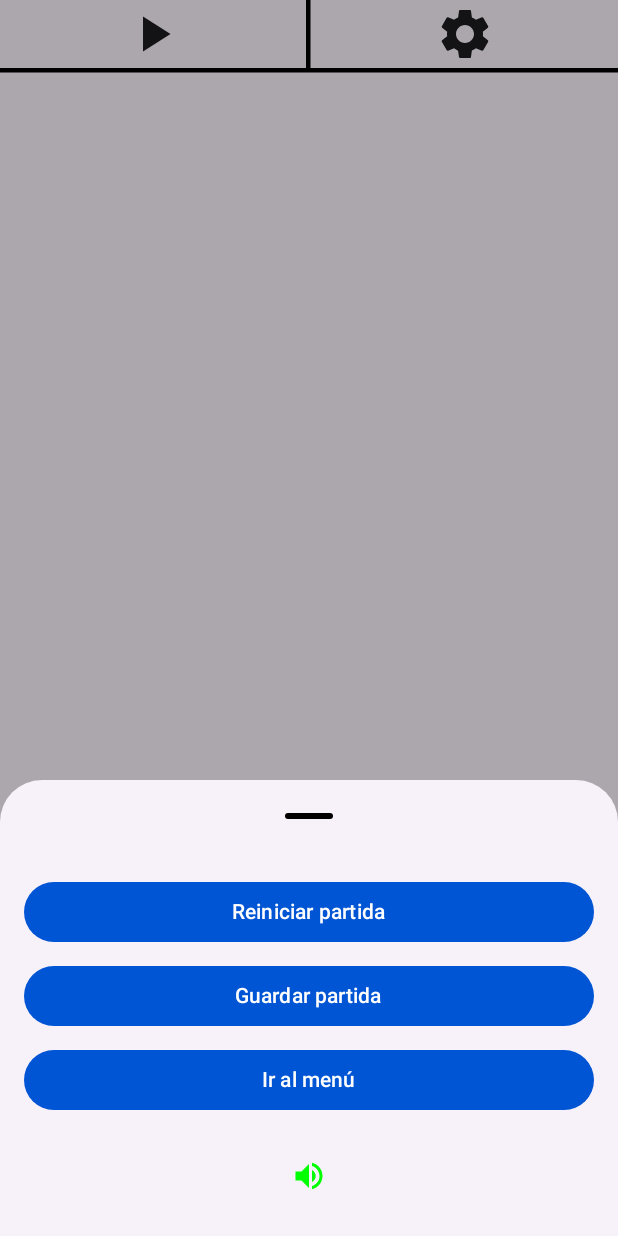
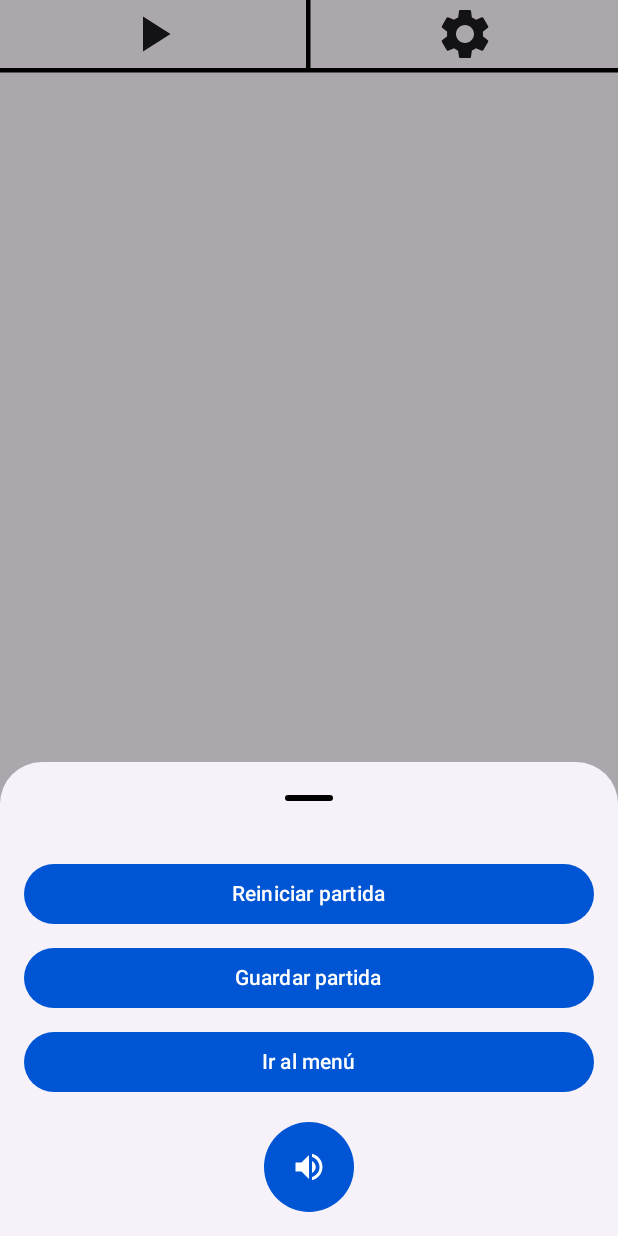
Before and after one commit to PernasA/MultiplayerClock, an Android app built with Jetpack Compose: the GamePage screen opened through its navigation route, after a tap on "Configuración", on a phone screen of 412 x 824 dp. Run offline under Robolectric (Android 15) with nearby library versions, the light colour scheme and no system bars; libraries missing offline, so code that uses them is left out: nl.dionsegijn.konfetti.

Commit message:
Adding sounds and adding confetti to the gamePage. Everything is working fine

```diff
--- a/androidApp/build.gradle.kts
+++ b/androidApp/build.gradle.kts
@@ -52,5 +52,5 @@ dependencies {
     debugImplementation(libs.compose.ui.tooling)
     implementation(libs.gson)
     implementation(libs.material.icons.extended)
-
+    implementation(libs.konfetti)
 }
--- a/androidApp/src/main/java/com/pernasA/multiplayerClocks/android/view/GamePage.kt
+++ b/androidApp/src/main/java/com/pernasA/multiplayerClocks/android/view/GamePage.kt
@@ -1,5 +1,6 @@
 package com.pernasA.multiplayerClocks.android.view
 
+import androidx.compose.foundation.background
 import androidx.compose.foundation.clickable
 import androidx.compose.foundation.layout.Arrangement
 import androidx.compose.foundation.layout.Box
@@ -17,6 +18,7 @@ import androidx.compose.foundation.layout.size
 import androidx.compose.foundation.lazy.LazyColumn
 import androidx.compose.foundation.lazy.grid.GridCells
 import androidx.compose.foundation.lazy.grid.LazyVerticalGrid
+import androidx.compose.foundation.shape.CircleShape
 
 import androidx.compose.material.icons.Icons
 import androidx.compose.material.icons.automirrored.filled.VolumeOff
@@ -52,7 +54,12 @@ import androidx.compose.ui.tooling.preview.Preview
 import androidx.compose.ui.unit.dp
 
 import com.pernasA.multiplayerClocks.android.models.Player
+import com.pernasA.multiplayerClocks.android.utils.ButtonPrimary
 import com.pernasA.multiplayerClocks.android.viewModel.SharedViewModel
+import nl.dionsegijn.konfetti.compose.KonfettiView
+import nl.dionsegijn.konfetti.core.Party
+import nl.dionsegijn.konfetti.core.emitter.Emitter
+import java.util.concurrent.TimeUnit
 
 @Composable
 fun GamePage(viewModel: SharedViewModel) {
@@ -117,9 +124,12 @@ fun GamePage(viewModel: SharedViewModel) {
                 }
             }
 
+            val konfettiController = remember { mutableStateOf(false) }
+
             if (showGameOverDialog.value) {
                 if (remainingPlayers == 2) {
                     viewModel.getSoundsController().playYouWinGameSound()
+                    konfettiController.value = true
                     // Caso donde solo quedan 2 jugadores y uno pierde
                     AlertDialog(
                         onDismissRequest = {},
@@ -128,6 +138,7 @@ fun GamePage(viewModel: SharedViewModel) {
                                 "¡¡El ganador es ${players[(viewModel.currentPlayerIndex+1)%2].name}!!") },
                         confirmButton = {
                             Button(onClick = {
+                                konfettiController.value = false
                                 viewModel.getSoundsController().playButtonTickSound()
                                 viewModel.endGame()
                             }) {
@@ -161,6 +172,28 @@ fun GamePage(viewModel: SharedViewModel) {
                     )
                 }
             }
+
+            if (konfettiController.value) {
+                KonfettiView(
+                    modifier = Modifier.fillMaxSize(),
+                    parties = listOf(
+                        Party(
+                            speed = 10f,
+                            maxSpeed = 30f,
+                            damping = 0.9f,
+                            angle = 270,
+                            spread = 90,
+                            shapes = listOf(
+                                nl.dionsegijn.konfetti.core.models.Shape.Circle,
+                                nl.dionsegijn.konfetti.core.models.Shape.Square
+                            ),
+                            timeToLive = 3000L,
+                            emitter = Emitter(duration = 3, TimeUnit.SECONDS)
+                                .perSecond(100)
+                        )
+                    )
+                )
+            }
         }
     )
 }
@@ -186,7 +219,10 @@ fun GamePageToolbar(viewModel: SharedViewModel) {
                 modifier = Modifier
                     .weight(1f)
                     .fillMaxHeight()
-                    .clickable { viewModel.togglePauseResume() },
+                    .clickable {
+                        viewModel.getSoundsController().playPauseOrPlaySound()
+                        viewModel.togglePauseResume()
+                               },
                 contentAlignment = Alignment.Center
             ) {
                 Icon(
@@ -205,6 +241,7 @@ fun GamePageToolbar(viewModel: SharedViewModel) {
                     .fillMaxHeight()
                     .clickable {
                         viewModel.togglePause()
+                        viewModel.getSoundsController().playConfigurationMenuSound()
                         showSettingsDialog.value = true
                     },
                 contentAlignment = Alignment.Center
@@ -283,14 +320,22 @@ private fun ConfigurationModal(
 
             Spacer(modifier = Modifier.height(16.dp))
 
-            IconButton(onClick = {
-                viewModel.getSoundsController().playButtonTickSound()
-                viewModel.getSoundsController().toggleSound()
-            }) {
-            Icon(
+            IconButton(
+                onClick = {
+                    viewModel.getSoundsController().toggleSound()
+                },
+                modifier = Modifier
+                    .size(60.dp) // Tamaño del icono aumentado
+                    .background(
+                        color = if (soundsEnabled.value) ButtonPrimary else Color.Gray,
+                        shape = CircleShape
+                    )
+                    .padding(10.dp) // Espaciado alrededor del icono
+            ) {
+                Icon(
                     imageVector = if (soundsEnabled.value) Icons.AutoMirrored.Default.VolumeUp else Icons.AutoMirrored.Default.VolumeOff,
                     contentDescription = "Sonido",
-                    tint = if (soundsEnabled.value) Color.Green else Color.Gray
+                    tint = Color.White
                 )
             }
         }
--- a/androidApp/src/main/java/com/pernasA/multiplayerClocks/android/view/HomePage.kt
+++ b/androidApp/src/main/java/com/pernasA/multiplayerClocks/android/view/HomePage.kt
@@ -18,8 +18,12 @@ import androidx.compose.foundation.lazy.LazyColumn
 import androidx.compose.foundation.shape.CircleShape
 import androidx.compose.foundation.shape.RoundedCornerShape
 import androidx.compose.material.icons.Icons
+import androidx.compose.material.icons.automirrored.filled.VolumeOff
+import androidx.compose.material.icons.automirrored.filled.VolumeUp
 import androidx.compose.material.icons.filled.Info
 import androidx.compose.material.icons.filled.Share
+import androidx.compose.material.icons.filled.VolumeOff
+import androidx.compose.material.icons.filled.VolumeUp
 import androidx.compose.material3.CircularProgressIndicator
 import androidx.compose.material3.FilledTonalButton
 import androidx.compose.material3.Icon
@@ -54,6 +58,7 @@ import androidx.compose.ui.window.PopupProperties
 
 import com.pernasA.multiplayerClocks.android.utils.BluePrimary
 import com.pernasA.multiplayerClocks.android.utils.ButtonPrimaryContainer
+import com.pernasA.multiplayerClocks.android.utils.ButtonTertiary
 import com.pernasA.multiplayerClocks.android.utils.Constants.Companion.BUTTON_HOME_TEXT_SIZE
 import com.pernasA.multiplayerClocks.android.utils.Constants.Companion.TITLE_TEXT_SIZE
 import com.pernasA.multiplayerClocks.android.utils.MyClocksAppTheme
@@ -102,7 +107,7 @@ fun HomePage(
                 )
             }
         }
-        ExtendedShareButton(sharedViewModel)
+        ToolsButtonsBottom(sharedViewModel, sharedViewModel.getSoundsController().soundsEnabled)
     }
 }
 
@@ -276,29 +281,55 @@ fun RowRoutesButtons(
 }
 
 @Composable
-fun ExtendedShareButton(sharedViewModel: SharedViewModel) {
+fun ToolsButtonsBottom(sharedViewModel: SharedViewModel, soundsEnabled: MutableState<Boolean>) {
     val context = LocalContext.current
     val shareText = stringResource(id = R.string.button_share_text)
     val whatsappIntent = Intent(Intent.ACTION_VIEW).apply {
         data = Uri.parse("https://api.whatsapp.com/send?text=$shareText") //TODO: CHECKEAR EL LINK A LA PLAY STORE
     }
+
     Box(
         modifier = Modifier
             .fillMaxSize()
             .padding(end = 10.dp),
-        contentAlignment = Alignment.BottomEnd
+        contentAlignment = Alignment.BottomEnd // Botón de WhatsApp en la parte inferior derecha
     ) {
+        // Botón de WhatsApp
         LargeFloatingActionButton(
             onClick = {
                 sharedViewModel.getSoundsController().playButtonTickSound()
                 context.startActivity(whatsappIntent)
-                      },
+            },
             shape = CircleShape,
-            containerColor = ButtonPrimaryContainer,
+            containerColor = ButtonTertiary,
             contentColor = Color.Black,
             modifier = Modifier.size(60.dp)
         ) {
             Icon(Icons.Filled.Share, stringResource(R.string.button_share_description))
+        }
+    }
+
+    // Botón de sonido a la izquierda
+    Box(
+        modifier = Modifier
+            .fillMaxSize()
+            .padding(start = 10.dp, bottom = 10.dp), // Asegúrate de no solaparse con el botón derecho
+        contentAlignment = Alignment.BottomStart // Botón a la izquierda
+    ) {
+        LargeFloatingActionButton(
+            onClick = {
+                sharedViewModel.getSoundsController().toggleSound()
+            },
+            shape = CircleShape,
+            containerColor = ButtonTertiary,
+            contentColor = Color.Black,
+            modifier = Modifier.size(60.dp)
+        ) {
+            Icon(
+                imageVector = if (soundsEnabled.value) Icons.AutoMirrored.Default.VolumeUp else Icons.AutoMirrored.Default.VolumeOff,
+                contentDescription = "Sonido",
+                tint = if (soundsEnabled.value) Color.Green else Color.White
+            )
         }
     }
 }
--- a/androidApp/src/main/java/com/pernasA/multiplayerClocks/android/view/PlayerCard.kt
+++ b/androidApp/src/main/java/com/pernasA/multiplayerClocks/android/view/PlayerCard.kt
@@ -75,9 +75,11 @@ fun PlayerCard(
             .padding(16.dp)
             .width(200.dp)
             .height(140.dp)
-            .clickable(enabled = !gameOver.value) { // Deshabilitar si el juego terminó
+            .clickable(enabled = !gameOver.value) {
                 if (isCurrentPlayer) {
                     if (isRunning.value) {
+                        viewModel.getSoundsController().stopTenSecondsLeftSound()
+                        viewModel.getSoundsController().playChangePlayerSound()
                         viewModel.switchToNextPlayer()
                     } else {
                         coroutineScope.launch {
--- a/androidApp/src/main/java/com/pernasA/multiplayerClocks/android/viewModel/SoundsController.kt
+++ b/androidApp/src/main/java/com/pernasA/multiplayerClocks/android/viewModel/SoundsController.kt
@@ -13,28 +13,34 @@ class SoundsController (application: Application) : AndroidViewModel(application
     private var lessThanTenSecondsClockSound: MediaPlayer? = null
     private var youLoseGameSound: MediaPlayer? = null
     private var youWinGameSound: MediaPlayer? = null
+    private var configurationMenuSound: MediaPlayer? = null
+    private var pauseOrPlaySound: MediaPlayer? = null
 
     var soundsEnabled = mutableStateOf(true)
 
     fun toggleSound() {
         soundsEnabled.value = !soundsEnabled.value
+        playButtonTickSound()
     }
 
     fun playButtonTickSound() {
         if (soundsEnabled.value) {
+            stopTenSecondsLeftSound()
             stopTickSound()
             tickSound = MediaPlayer.create(context, R.raw.button_change_page)
+            tickSound?.setVolume(0.2f, 0.2f)
             tickSound?.start()
         }
     }
 
-    fun stopTickSound() {
+    private fun stopTickSound() {
         tickSound?.stop()
         tickSound?.release()
         tickSound = null
     }
 
     fun playChangePlayerSound() {
+        stopTenSecondsLeftSound()
         if (soundsEnabled.value) {
             stopChangePlayerSound()
             changePlayerSound = MediaPlayer.create(context, R.raw.change_player_sound)
@@ -42,7 +48,7 @@ class SoundsController (application: Application) : AndroidViewModel(application
         }
     }
 
-    fun stopChangePlayerSound() {
+    private fun stopChangePlayerSound() {
         changePlayerSound?.stop()
         changePlayerSound?.release()
         changePlayerSound = null
@@ -63,31 +69,67 @@ class SoundsController (application: Application) : AndroidViewModel(application
     }
 
     fun playYouLoseGameSound() {
+        stopTenSecondsLeftSound()
         if (soundsEnabled.value) {
             stopYouLoseGameSound()
-            youLoseGameSound = MediaPlayer.create(context, R.raw.you_lose_trompeta)
+            youLoseGameSound = MediaPlayer.create(context, R.raw.you_lose_sound)
+            youLoseGameSound?.setVolume(1.0f, 1.0f)
             youLoseGameSound?.start()
         }
     }
 
-    fun stopYouLoseGameSound() {
+    private fun stopYouLoseGameSound() {
         youLoseGameSound?.stop()
         youLoseGameSound?.release()
         youLoseGameSound = null
     }
 
     fun playYouWinGameSound() {
+        stopTenSecondsLeftSound()
         if (soundsEnabled.value) {
             stopYouWinGameSound()
-            youWinGameSound = MediaPlayer.create(context, R.raw.less_than_10_seconds)
+            youWinGameSound = MediaPlayer.create(context, R.raw.win_sound)
+            youWinGameSound?.setVolume(1.0f, 1.0f)
             youWinGameSound?.start()
         }
     }
 
-    fun stopYouWinGameSound() {
+    private fun stopYouWinGameSound() {
         youWinGameSound?.stop()
         youWinGameSound?.release()
         youWinGameSound = null
+    }
+
+    fun playConfigurationMenuSound() {
+        stopTenSecondsLeftSound()
+        if (soundsEnabled.value) {
+            stopConfigurationMenuSound()
+            configurationMenuSound = MediaPlayer.create(context, R.raw.configuration_menu)
+            configurationMenuSound?.setVolume(1.0f, 1.0f)
+            configurationMenuSound?.start()
+        }
+    }
+
+    private fun stopConfigurationMenuSound() {
+        configurationMenuSound?.stop()
+        configurationMenuSound?.release()
+        configurationMenuSound = null
+    }
+
+    fun playPauseOrPlaySound() {
+        stopTenSecondsLeftSound()
+        if (soundsEnabled.value) {
+            stopPauseOrPlaySound()
+            pauseOrPlaySound = MediaPlayer.create(context, R.raw.pause_or_play_sound)
+            pauseOrPlaySound?.setVolume(1.0f, 1.0f)
+            pauseOrPlaySound?.start()
+        }
+    }
+
+    private fun stopPauseOrPlaySound() {
+        pauseOrPlaySound?.stop()
+        pauseOrPlaySound?.release()
+        pauseOrPlaySound = null
     }
 
     override fun onCleared() {
@@ -96,5 +138,7 @@ class SoundsController (application: Application) : AndroidViewModel(application
         stopYouLoseGameSound()
         stopYouWinGameSound()
         stopTenSecondsLeftSound()
+        stopConfigurationMenuSound()
+        stopPauseOrPlaySound()
     }
 }
--- a/gradle/libs.versions.toml
+++ b/gradle/libs.versions.toml
@@ -11,6 +11,7 @@ firebaseCrashlyticsBuildtools = "3.0.2"
 gson = "2.10.1"
 material3Android = "1.3.1"
 materialIcons = "1.7.6"
+konfetti = "2.0.2"
 
 [libraries]
 kotlin-test = { module = "org.jetbrains.kotlin:kotlin-test", version.ref = "kotlin" }
@@ -27,6 +28,7 @@ firebase-crashlytics-buildtools = { group = "com.google.firebase", name = "fireb
 gson = { module = "com.google.code.gson:gson", version.ref = "gson" }
 androidx-material3-android = { group = "androidx.compose.material3", name = "material3-android", version.ref = "material3Android" }
 material-icons-extended = { group = "androidx.compose.material", name = "material-icons-extended", version.ref = "materialIcons" }
+konfetti = { module = "nl.dionsegijn:konfetti-compose", version.ref = "konfetti" }
 
 [plugins]
 androidApplication = { id = "com.android.application", version.ref = "agp" }
```
Also changed, not shown: androidApp/src/main/java/com/pernasA/multiplayerClocks/android/view/SelectPlayersPage.kt (+8 -2 lines), androidApp/src/main/java/com/pernasA/multiplayerClocks/android/viewModel/SharedViewModel.kt (+11 -0 lines), 4 other files.
